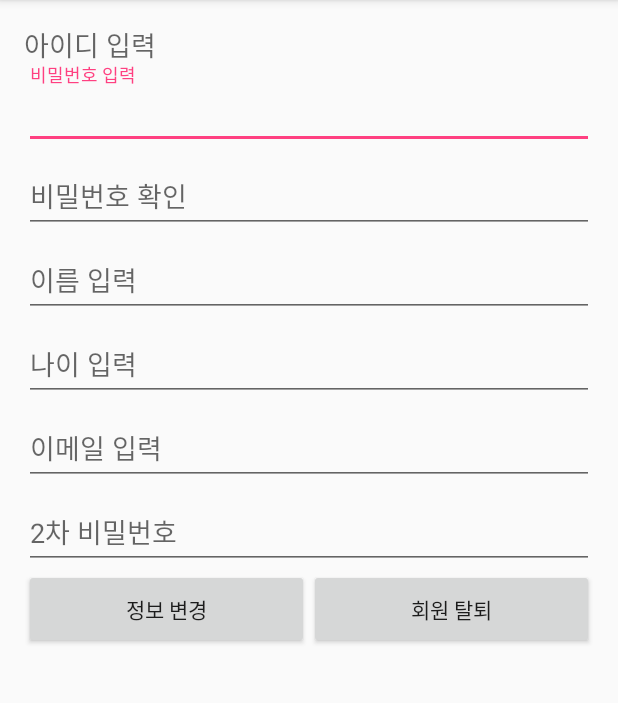
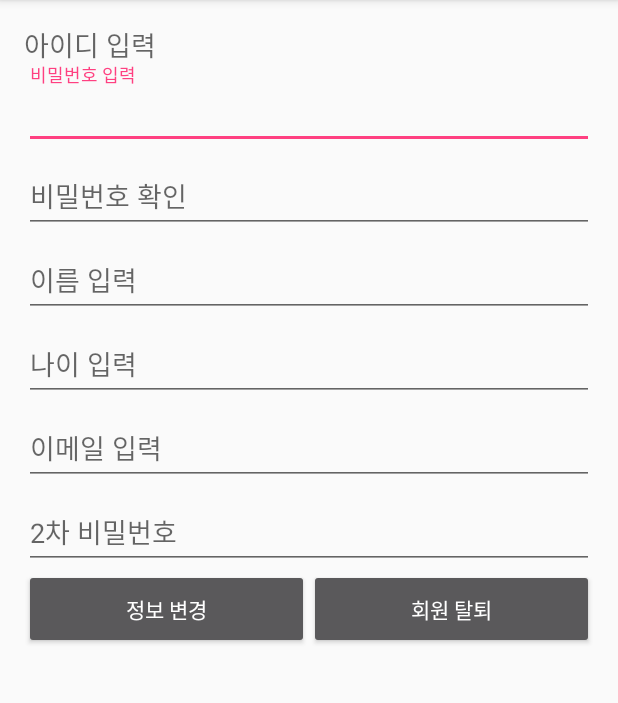
Before and after one commit to kwonki199/TeamProject, an Android app: the ChangingActivity screen opened directly, with no data from a screen before it, on a phone screen of 412 x 824 dp, the part 84-787 px from its top. Run offline under Robolectric (Android 15) with nearby library versions, the phone set to English and light mode, and no system bars.

```diff
--- a/app/src/main/java/edu/android/mainmen/Login/LoginActivity.java
+++ b/app/src/main/java/edu/android/mainmen/Login/LoginActivity.java
@@ -41,11 +41,5 @@ public class LoginActivity extends AppCompatActivity {
             }
         });
 
-
-
-
-
-
-
     }
 }
--- a/app/src/main/res/layout/activity_chaging.xml
+++ b/app/src/main/res/layout/activity_chaging.xml
@@ -10,7 +10,8 @@
     android:paddingLeft="@dimen/activity_horizontal_margin"
     android:paddingRight="@dimen/activity_horizontal_margin"
     android:paddingTop="@dimen/activity_vertical_margin"
-    tools:context=".Login.ChangingActivity">
+    tools:context=".Login.ChangingActivity"
+    >
 
     <ScrollView
         android:id="@+id/login_form"
@@ -137,7 +138,8 @@
             </android.support.design.widget.TextInputLayout>
             <LinearLayout
                 android:layout_width="match_parent"
-                android:layout_height="match_parent">
+                android:layout_height="match_parent"
+                android:theme="@style/ThemeOverlay.AppCompat.Dark">
 
                 <Button
                     android:id="@+id/change_btn"
--- a/app/src/main/res/layout/activity_login.xml
+++ b/app/src/main/res/layout/activity_login.xml
@@ -65,6 +65,7 @@
             </android.support.design.widget.TextInputLayout>
 
             <Button
+                android:theme="@style/ThemeOverlay.AppCompat.Dark"
                 android:id="@+id/id_sign_in_button"
                 style="?android:textAppearanceSmall"
                 android:layout_width="match_parent"
--- a/app/src/main/res/layout/activity_resister.xml
+++ b/app/src/main/res/layout/activity_resister.xml
@@ -137,7 +137,8 @@
             </android.support.design.widget.TextInputLayout>
             <LinearLayout
                 android:layout_width="match_parent"
-                android:layout_height="match_parent">
+                android:layout_height="match_parent"
+                android:theme="@style/ThemeOverlay.AppCompat.Dark">
 
             <Button
                 android:id="@+id/join_btn"
--- a/app/src/main/res/values/strings.xml
+++ b/app/src/main/res/values/strings.xml
@@ -12,7 +12,6 @@
     <string name="title_dashboard">Dashboard</string>
     <string name="title_notifications">Notifications</string>
     <string name="title_profile">Profile</string>
-
 
     <string name="prompt_loginId">아이디</string>
     <string name="prompt_password">비밀번호</string>
```
